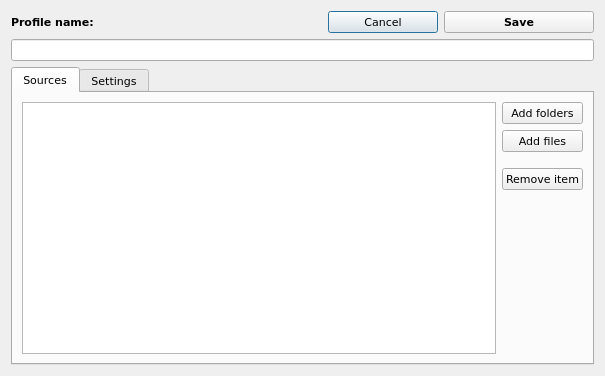
The window that tar-backup/adddialog.ui (marazmista/tar-backup) describes before a commit, drawn with Qt 5.
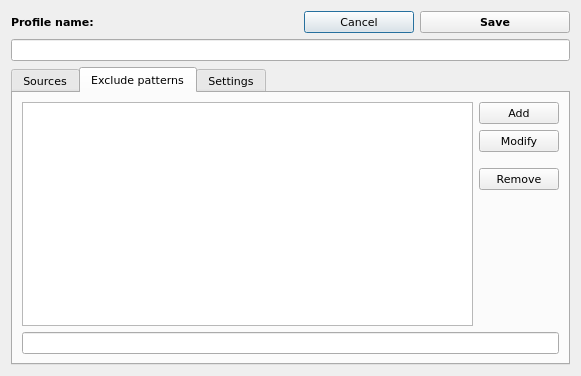
The same window after the commit. The open tabs and pages were chosen to show the change.

Commit message: add exclude patterns, many other fixes

What changed in the file:
```diff
--- a/tar-backup/adddialog.ui
+++ b/tar-backup/adddialog.ui
@@ -6,7 +6,7 @@
    <rect>
     <x>0</x>
     <y>0</y>
-    <width>605</width>
+    <width>577</width>
     <height>376</height>
    </rect>
   </property>
@@ -72,6 +72,9 @@
    </item>
    <item row="2" column="0" colspan="3">
     <widget class="QTabWidget" name="tabWidget">
+     <property name="tabShape">
+      <enum>QTabWidget::Rounded</enum>
+     </property>
      <property name="currentIndex">
       <number>1</number>
      </property>
@@ -135,6 +138,76 @@
        </item>
       </layout>
      </widget>
+     <widget class="QWidget" name="excludeTab">
+      <attribute name="title">
+       <string>Exclude patterns</string>
+      </attribute>
+      <layout class="QGridLayout" name="gridLayout_5">
+       <item row="3" column="1">
+        <widget class="QPushButton" name="btn_removePattern">
+         <property name="text">
+          <string>Remove</string>
+         </property>
+        </widget>
+       </item>
+       <item row="4" column="1">
+        <spacer name="verticalSpacer_4">
+         <property name="orientation">
+          <enum>Qt::Vertical</enum>
+         </property>
+         <property name="sizeType">
+          <enum>QSizePolicy::Expanding</enum>
+         </property>
+         <property name="sizeHint" stdset="0">
+          <size>
+           <width>20</width>
+           <height>10</height>
+          </size>
+         </property>
+        </spacer>
+       </item>
+       <item row="0" column="1">
+        <widget class="QPushButton" name="btn_addPattern">
+         <property name="text">
+          <string>Add</string>
+         </property>
+        </widget>
+       </item>
+       <item row="0" column="0" rowspan="6">
+        <widget class="QListWidget" name="list_patterns"/>
+       </item>
+       <item row="1" column="1">
+        <widget class="QPushButton" name="btn_modifyPattern">
+         <property name="text">
+          <string>Modify</string>
+         </property>
+        </widget>
+       </item>
+       <item row="6" column="0" colspan="2">
+        <widget class="QLineEdit" name="t_patternsSummary">
+         <property name="readOnly">
+          <bool>true</bool>
+         </property>
+        </widget>
+       </item>
+       <item row="2" column="1">
+        <spacer name="verticalSpacer_3">
+         <property name="orientation">
+          <enum>Qt::Vertical</enum>
+         </property>
+         <property name="sizeType">
+          <enum>QSizePolicy::Minimum</enum>
+         </property>
+         <property name="sizeHint" stdset="0">
+          <size>
+           <width>20</width>
+           <height>10</height>
+          </size>
+         </property>
+        </spacer>
+       </item>
+      </layout>
+     </widget>
      <widget class="QWidget" name="settingsTab">
       <attribute name="title">
        <string>Settings</string>
```
Left out of the diff: 59 changed lines with no effect on the pictures. The commit also changes 8 other files.
